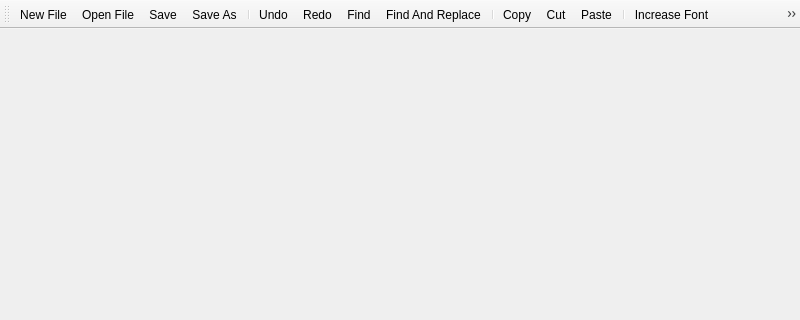
Above: forms/mainwindow.ui from alirezah95/QssCreator before the change; both pictures show x 0 to 800 and y 0 to 320 of the 800 by 600 pixel window. Below: the same form after it.
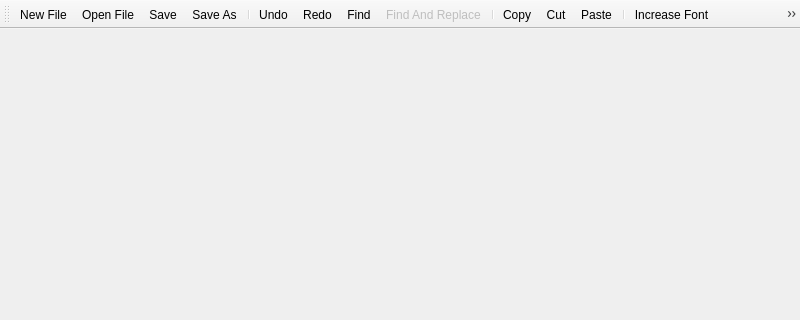
That is the form after the change. Icons and pictures are not drawn.

Commit message: refactor: disable and hide find-replace icon for now

Patch:
```diff
--- a/forms/mainwindow.ui
+++ b/forms/mainwindow.ui
@@ -150,6 +150,9 @@
    </property>
   </action>
   <action name="actionFindReplace">
+   <property name="enabled">
+    <bool>false</bool>
+   </property>
    <property name="icon">
     <iconset resource="../resources/res.qrc">
      <normaloff>:/icons/find-replace.png</normaloff>:/icons/find-replace.png</iconset>
```
Left out of the diff: 3 changed lines with no effect on the pictures.
